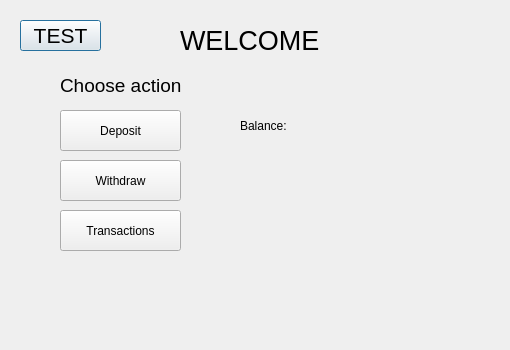
First picture: the form in bank-automat/gui/accountview.ui, repository 25kmo-project/group_11, before the edit.
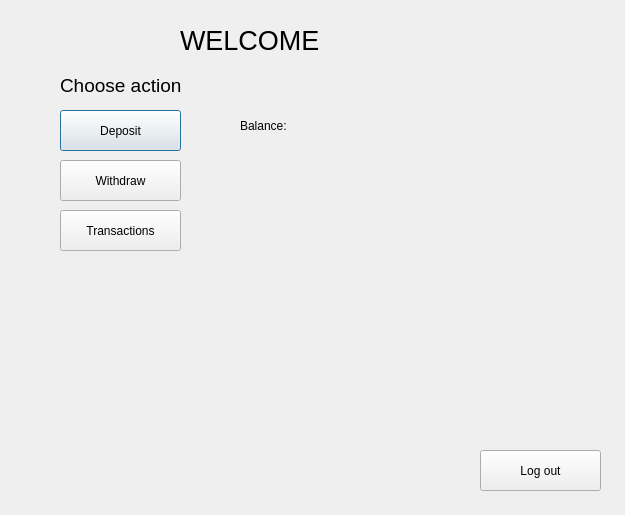
Second picture: the form after the edit.

Diff of the .ui file:
```diff
--- a/bank-automat/gui/accountview.ui
+++ b/bank-automat/gui/accountview.ui
@@ -6,31 +6,13 @@
    <rect>
     <x>0</x>
     <y>0</y>
-    <width>510</width>
-    <height>350</height>
+    <width>625</width>
+    <height>515</height>
    </rect>
   </property>
   <property name="windowTitle">
    <string>Dialog</string>
   </property>
-  <widget class="QPushButton" name="btnTestButton">
-   <property name="geometry">
-    <rect>
-     <x>20</x>
-     <y>20</y>
-     <width>81</width>
-     <height>31</height>
-    </rect>
-   </property>
-   <property name="font">
-    <font>
-     <pointsize>16</pointsize>
-    </font>
-   </property>
-   <property name="text">
-    <string>TEST</string>
-   </property>
-  </widget>
   <widget class="QLabel" name="labelInfo">
    <property name="geometry">
     <rect>
@@ -132,7 +114,7 @@
     <rect>
      <x>60</x>
      <y>70</y>
-     <width>131</width>
+     <width>151</width>
      <height>31</height>
     </rect>
    </property>
@@ -145,6 +127,19 @@
     <string>Choose action</string>
    </property>
   </widget>
+  <widget class="QPushButton" name="btnLogout">
+   <property name="geometry">
+    <rect>
+     <x>480</x>
+     <y>450</y>
+     <width>121</width>
+     <height>41</height>
+    </rect>
+   </property>
+   <property name="text">
+    <string>Log out</string>
+   </property>
+  </widget>
  </widget>
  <resources/>
  <connections/>
```
